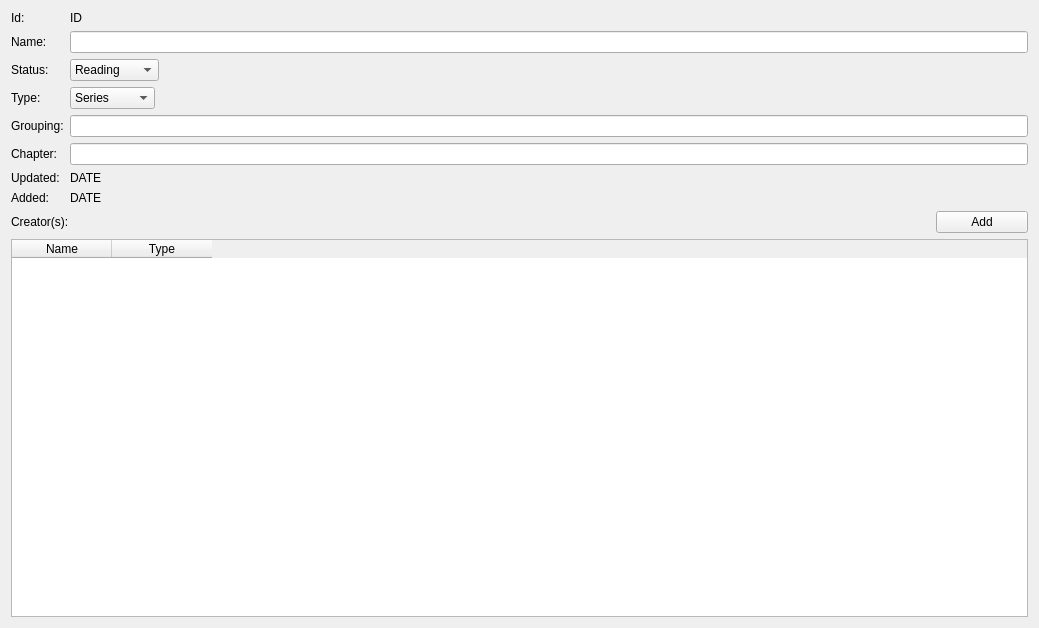
NikolaRoev/Tracker, file src/UI/WorkPage/WorkPage.ui: the form before one commit.
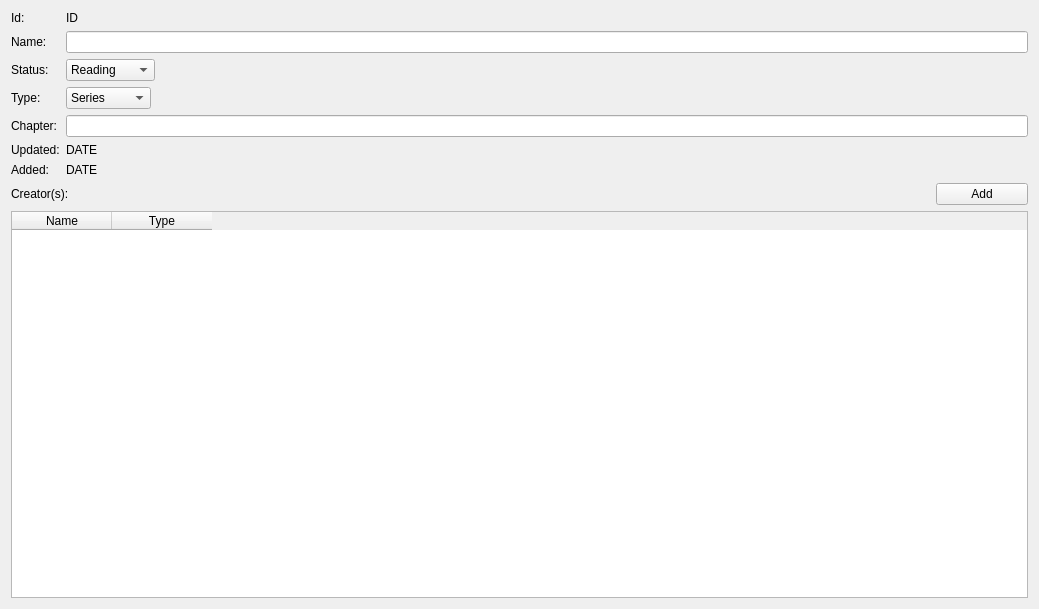
The form after the commit.

```diff
--- a/src/UI/WorkPage/WorkPage.ui
+++ b/src/UI/WorkPage/WorkPage.ui
@@ -7,7 +7,7 @@
     <x>0</x>
     <y>0</y>
     <width>1039</width>
-    <height>628</height>
+    <height>609</height>
    </rect>
   </property>
   <property name="windowTitle">
@@ -93,47 +93,37 @@
       </widget>
      </item>
      <item row="4" column="0">
-      <widget class="QLabel" name="label_8">
-       <property name="text">
-        <string>Grouping:</string>
-       </property>
-      </widget>
-     </item>
-     <item row="4" column="1">
-      <widget class="QLineEdit" name="groupingLineEdit"/>
-     </item>
-     <item row="5" column="0">
       <widget class="QLabel" name="label_9">
        <property name="text">
         <string>Chapter:</string>
        </property>
       </widget>
      </item>
-     <item row="5" column="1">
+     <item row="4" column="1">
       <widget class="QLineEdit" name="chapterLineEdit"/>
      </item>
-     <item row="6" column="0">
+     <item row="5" column="0">
       <widget class="QLabel" name="label_10">
        <property name="text">
         <string>Updated:</string>
        </property>
       </widget>
      </item>
-     <item row="6" column="1">
+     <item row="5" column="1">
       <widget class="QLabel" name="updatedLabel">
        <property name="text">
         <string>DATE</string>
        </property>
       </widget>
      </item>
-     <item row="7" column="0">
+     <item row="6" column="0">
       <widget class="QLabel" name="label_12">
        <property name="text">
         <string>Added:</string>
        </property>
       </widget>
      </item>
-     <item row="7" column="1">
+     <item row="6" column="1">
       <widget class="QLabel" name="addedLabel">
        <property name="text">
         <string>DATE</string>
@@ -192,6 +182,9 @@
        <property name="showGrid">
         <bool>false</bool>
        </property>
+       <property name="sortingEnabled">
+        <bool>true</bool>
+       </property>
        <property name="cornerButtonEnabled">
         <bool>false</bool>
        </property>
```
Left out of the diff: 14 changed lines with no effect on the pictures.
